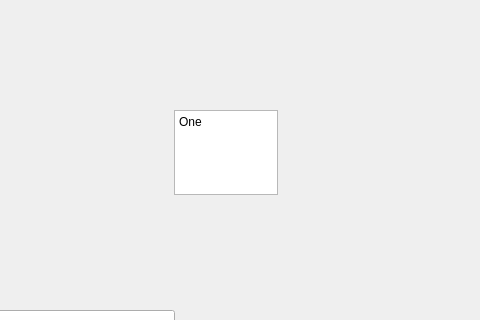
LINGyue-dot/Kit, file one.ui: the form before one commit; both pictures show x 126 to 606 and y 0 to 320 of the 840 by 525 pixel window.
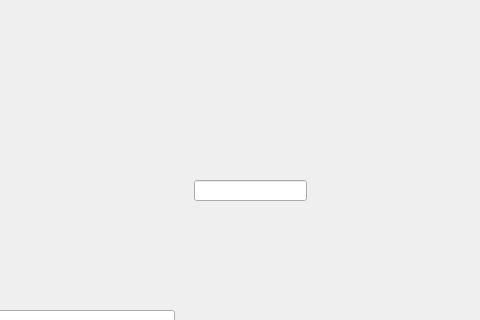
The form after the commit.

```diff
--- a/one.ui
+++ b/one.ui
@@ -39,23 +39,15 @@
     <string>登入</string>
    </property>
   </widget>
-  <widget class="QTextEdit" name="textEdit">
+  <widget class="QLineEdit" name="lineEdit">
    <property name="geometry">
     <rect>
-     <x>300</x>
-     <y>110</y>
-     <width>104</width>
-     <height>85</height>
+     <x>320</x>
+     <y>180</y>
+     <width>113</width>
+     <height>21</height>
     </rect>
    </property>
-   <property name="html">
-    <string>&lt;!DOCTYPE HTML PUBLIC &quot;-//W3C//DTD HTML 4.0//EN&quot; &quot;http://www.w3.org/TR/REC-html40/strict.dtd&quot;&gt;
-&lt;html&gt;&lt;head&gt;&lt;meta name=&quot;qrichtext&quot; content=&quot;1&quot; /&gt;&lt;style type=&quot;text/css&quot;&gt;
-p, li { white-space: pre-wrap; }
-&lt;/style&gt;&lt;/head&gt;&lt;body style=&quot; font-family:'SimSun'; font-size:9pt; font-weight:400; font-style:normal;&quot;&gt;
-&lt;p style=&quot; margin-top:0px; margin-bottom:0px; margin-left:0px; margin-right:0px; -qt-block-indent:0; text-indent:0px;&quot;&gt;One&lt;/p&gt;
-&lt;p style=&quot;-qt-paragraph-type:empty; margin-top:0px; margin-bottom:0px; margin-left:0px; margin-right:0px; -qt-block-indent:0; text-indent:0px;&quot;&gt;&lt;br /&gt;&lt;/p&gt;&lt;/body&gt;&lt;/html&gt;</string>
-   </property>
   </widget>
  </widget>
  <resources/>
```
